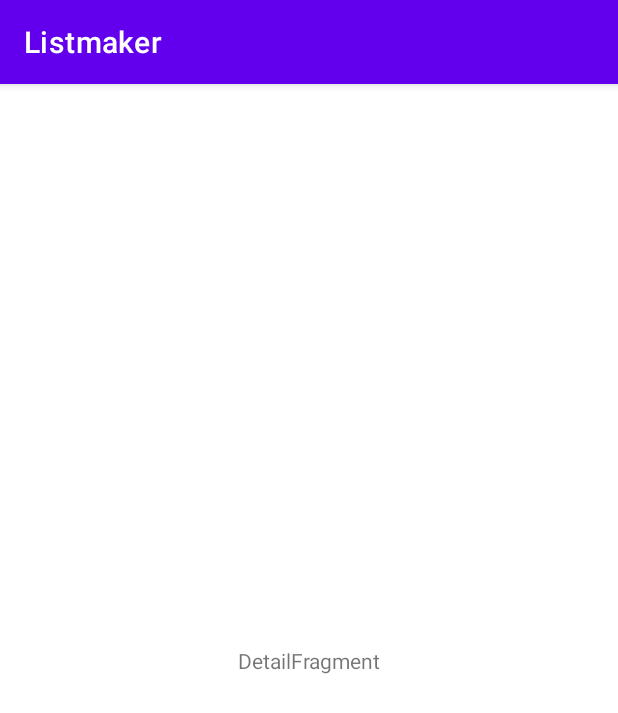
After one commit to DmitrievAleksey/Listmaker, an Android app: the DetailActivity screen opened directly, with no data from a screen before it, on a phone screen of 412 x 824 dp. The commit adds this screen. Shown: the top 713 px of the screen. Run offline under Robolectric (Android 15) with nearby library versions, the phone set to English and light mode, and no system bars.

Commit message:
+ Second Activity

```diff
--- a/app/src/main/AndroidManifest.xml
+++ b/app/src/main/AndroidManifest.xml
@@ -10,6 +10,7 @@
         android:roundIcon="@mipmap/ic_launcher_round"
         android:supportsRtl="true"
         android:theme="@style/Theme.Listmaker">
+        <activity android:name=".DetailActivity" />
         <activity android:name=".MainActivity">
             <intent-filter>
                 <action android:name="android.intent.action.MAIN" />
--- /dev/null
+++ b/app/src/main/java/com/example/android/listmaker/DetailActivity.kt
@@ -0,0 +1,18 @@
+package com.example.android.listmaker
+
+import androidx.appcompat.app.AppCompatActivity
+import android.os.Bundle
+import com.example.android.listmaker.ui.detail.DetailFragment
+
+class DetailActivity : AppCompatActivity() {
+
+    override fun onCreate(savedInstanceState: Bundle?) {
+        super.onCreate(savedInstanceState)
+        setContentView(R.layout.detail_activity)
+        if (savedInstanceState == null) {
+            supportFragmentManager.beginTransaction()
+                .replace(R.id.container, DetailFragment.newInstance())
+                .commitNow()
+        }
+    }
+}
--- a/app/src/main/java/com/example/android/listmaker/database/ListmakerDao.kt
+++ b/app/src/main/java/com/example/android/listmaker/database/ListmakerDao.kt
@@ -2,6 +2,7 @@ package com.example.android.listmaker.database
 
 import androidx.lifecycle.LiveData
 import androidx.room.Dao
+import androidx.room.Insert
 import androidx.room.Query
 import androidx.room.Transaction
 import java.util.*
@@ -18,4 +19,7 @@ interface ListmakerDao {
 
     @Query("SELECT * FROM Player WHERE playerId=(:id)")
     fun getPlayer(id: UUID): LiveData<Player?>
+
+    @Insert
+    fun addFootballClub(footballClub: FootballClub)
 }
--- /dev/null
+++ b/app/src/main/java/com/example/android/listmaker/ui/detail/DetailFragment.kt
@@ -0,0 +1,34 @@
+package com.example.android.listmaker.ui.detail
+
+import androidx.lifecycle.ViewModelProvider
+import android.os.Bundle
+import androidx.fragment.app.Fragment
+import android.view.LayoutInflater
+import android.view.View
+import android.view.ViewGroup
+import com.example.android.listmaker.R
+import com.example.android.listmaker.ui.main.MainViewModel
+
+class DetailFragment : Fragment() {
+
+    companion object {
+        fun newInstance() = DetailFragment()
+    }
+
+    private val viewModel: DetailViewModel by lazy {
+        ViewModelProvider(requireActivity()).get(DetailViewModel::class.java)
+    }
+
+    override fun onCreateView(
+        inflater: LayoutInflater, container: ViewGroup?,
+        savedInstanceState: Bundle?
+    ): View {
+        return inflater.inflate(R.layout.detail_fragment, container, false)
+    }
+
+    override fun onActivityCreated(savedInstanceState: Bundle?) {
+        super.onActivityCreated(savedInstanceState)
+        // TODO: Use the ViewModel
+    }
+
+}
--- a/app/src/main/java/com/example/android/listmaker/ui/main/ClubsViewHolder.kt
+++ b/app/src/main/java/com/example/android/listmaker/ui/main/ClubsViewHolder.kt
@@ -4,5 +4,4 @@ import androidx.recyclerview.widget.RecyclerView
 import com.example.android.listmaker.databinding.ClubViewHolderBinding
 
 class ClubViewHolder(val binding: ClubViewHolderBinding):
-    RecyclerView.ViewHolder(binding.root) {
-}
+    RecyclerView.ViewHolder(binding.root)
--- a/app/src/main/java/com/example/android/listmaker/ui/main/MainViewModel.kt
+++ b/app/src/main/java/com/example/android/listmaker/ui/main/MainViewModel.kt
@@ -1,10 +1,15 @@
 package com.example.android.listmaker.ui.main
 
 import androidx.lifecycle.ViewModel
+import com.example.android.listmaker.database.FootballClub
 import com.example.android.listmaker.database.ListmakerRepository
 
 class MainViewModel : ViewModel() {
 
     private val listmakerRepository = ListmakerRepository.get()
     val footballClubs = listmakerRepository.getFootballClubs()
+
+    fun addFootballClub(footballClub: FootballClub) {
+        listmakerRepository.addFootballClub(footballClub)
+    }
 }
--- /dev/null
+++ b/app/src/main/res/layout/detail_activity.xml
@@ -0,0 +1,7 @@
+<?xml version="1.0" encoding="utf-8"?>
+<FrameLayout xmlns:android="http://schemas.android.com/apk/res/android"
+    xmlns:tools="http://schemas.android.com/tools"
+    android:id="@+id/container"
+    android:layout_width="match_parent"
+    android:layout_height="match_parent"
+    tools:context=".DetailActivity" />
--- /dev/null
+++ b/app/src/main/res/layout/detail_fragment.xml
@@ -0,0 +1,20 @@
+<?xml version="1.0" encoding="utf-8"?>
+<androidx.constraintlayout.widget.ConstraintLayout xmlns:android="http://schemas.android.com/apk/res/android"
+    xmlns:app="http://schemas.android.com/apk/res-auto"
+    xmlns:tools="http://schemas.android.com/tools"
+    android:id="@+id/detail"
+    android:layout_width="match_parent"
+    android:layout_height="match_parent"
+    tools:context=".ui.detail.DetailFragment">
+
+    <TextView
+        android:id="@+id/message"
+        android:layout_width="wrap_content"
+        android:layout_height="wrap_content"
+        android:text="DetailFragment"
+        app:layout_constraintBottom_toBottomOf="parent"
+        app:layout_constraintEnd_toEndOf="parent"
+        app:layout_constraintStart_toStartOf="parent"
+        app:layout_constraintTop_toTopOf="parent" />
+
+</androidx.constraintlayout.widget.ConstraintLayout>
--- a/app/src/main/res/values/strings.xml
+++ b/app/src/main/res/values/strings.xml
@@ -1,3 +1,5 @@
 <resources>
     <string name="app_name">Listmaker</string>
+    <string name="name_of_club">Введите наименование команды</string>
+    <string name="create_list">Создать</string>
 </resources>
```
Also changed, not shown: app/src/main/java/com/example/android/listmaker/MainActivity.kt (+58 -2 lines), app/src/main/java/com/example/android/listmaker/database/ListmakerRepository.kt (+8 -0 lines), app/src/main/java/com/example/android/listmaker/ui/detail/DetailViewModel.kt (added, +7 -0 lines), app/src/main/java/com/example/android/listmaker/ui/main/ClubsRecyclerViewAdapter.kt (+11 -2 lines), app/src/main/java/com/example/android/listmaker/ui/main/MainFragment.kt (+27 -5 lines), app/src/main/res/layout/main_activity.xml (+13 -1 lines).
